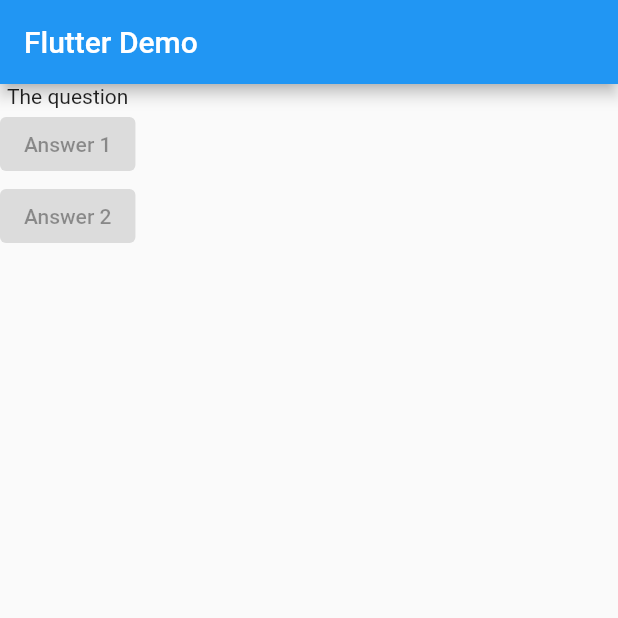
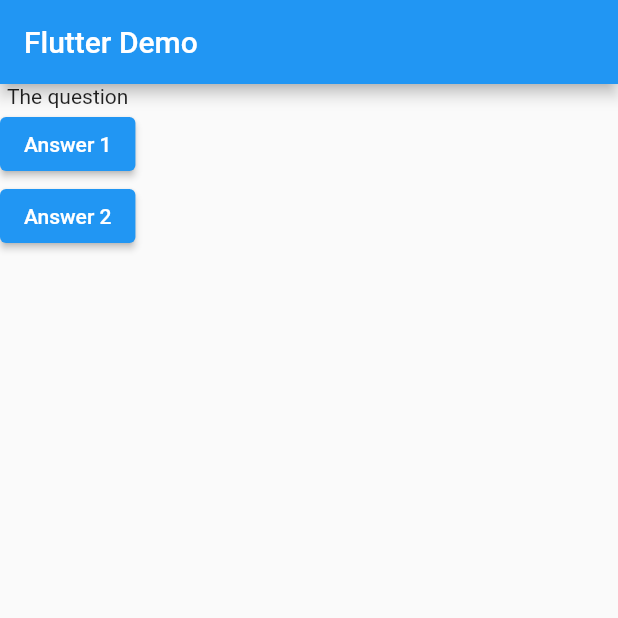
Before and after one commit to MauroNavaLuevanos/flutter-course, a Flutter app: the screen it shows after launch, on a phone screen of 412 x 824 dp, the top half of it. Run offline on Flutter 3.47's test engine with Material 2 defaults, Android fonts, the phone set to English and light mode, and no system bars.

Commit message:
onPressed methods added in buttons

```diff
--- a/lib/main.dart
+++ b/lib/main.dart
@@ -7,10 +7,10 @@ class MyApp extends StatelessWidget {
 
   @override
   Widget build(BuildContext context) {
-    var questions = [
-      'What\'s your favorite color?',
-      'What\'s your favorite animal?',
-    ];
+    void answerQuestion() {
+      // ignore: avoid_print
+      print('Answer chosen!');
+    }
 
     return MaterialApp(
       home: Scaffold(
@@ -18,15 +18,21 @@ class MyApp extends StatelessWidget {
           title: const Text('Flutter Demo'),
         ),
         body: Column(
-            children: const [
-              Text('The question'),
+          children: [
+            const Text('The question'),
             ElevatedButton(
-                child: Text('Answer 1'),
-                onPressed: null,
+              child: const Text('Answer 1'),
+              onPressed: answerQuestion,
             ),
-              ElevatedButton(child: Text('Answer 2'), onPressed: null),
+            ElevatedButton(
+              child: const Text('Answer 2'),
+              onPressed: () {
+                print('answer chosen!!!');
+              },
+            ),
           ],
-          )),
+        ),
+      ),
     );
   }
 }
```
Lines whose indentation alone changed are shown as unchanged.
